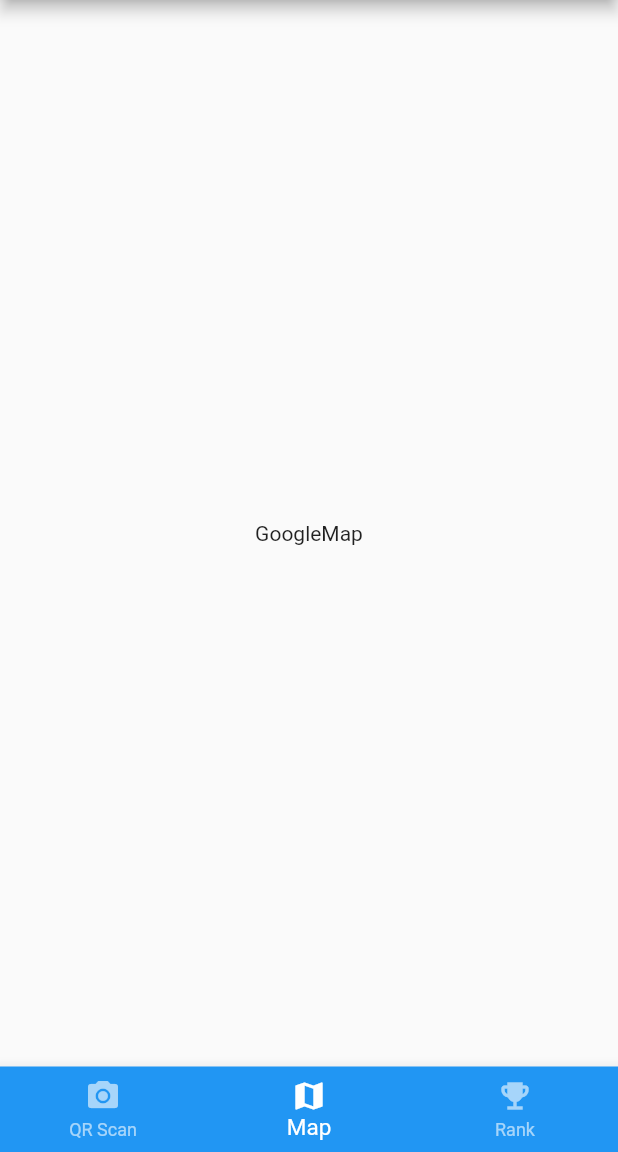
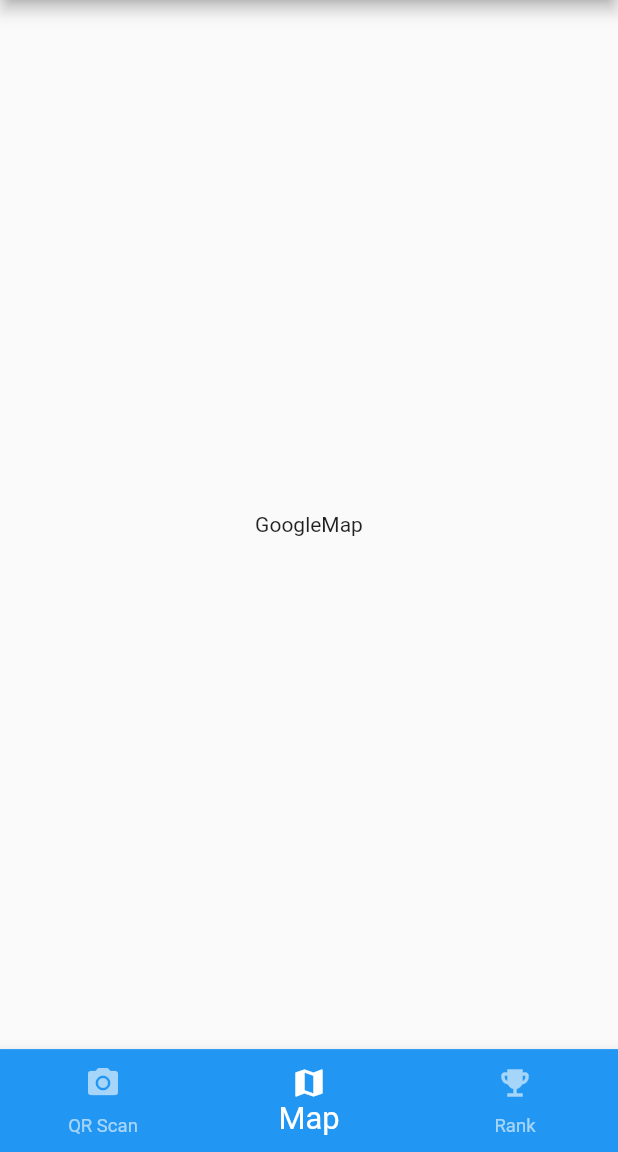
Before and after one commit to kookmin-sw/capstone-2021-3, a Flutter app: the screen it shows after launch, on a phone screen of 412 x 824 dp, the part 84-1236 px from its top. Run offline on Flutter 3.47's test engine with Material 2 defaults, Android fonts, the phone set to English and light mode, and no system bars.

Commit message:
Make height and width responsive

```diff
--- a/app/inuobus/lib/main.dart
+++ b/app/inuobus/lib/main.dart
@@ -51,17 +51,21 @@ class _Frame extends State<Frame> {
 
   @override
   Widget build(BuildContext context) {
+    final mediaQuery = MediaQuery.of(context);
     return Scaffold(
+        // 앱바
         appBar: AppBar(
           title: Text(widget.title),
         ),
+        // 내용
         body: Center(
           child: bodyCenter[selectedIndex],
         ),
+        // 네비게이션 바
         bottomNavigationBar: BottomNavigationBar(
           backgroundColor: Colors.blue,
-          selectedFontSize: 15,
-          unselectedFontSize: 12,
+          selectedFontSize: mediaQuery.size.width * 0.05,
+          unselectedFontSize: mediaQuery.size.width * 0.03,
           selectedItemColor: Colors.white,
           unselectedItemColor: Colors.white.withOpacity(.60),
           currentIndex: selectedIndex,
@@ -81,33 +85,34 @@ class _Frame extends State<Frame> {
             ),
           ],
         ),
+        // 메뉴
         endDrawer: Drawer(
             child: ListView(padding: EdgeInsets.zero, children: <Widget>[
           SizedBox(
-            height: 95,
+            height: mediaQuery.size.height * 0.2,
             child: DrawerHeader(
                 child: Row(
-                  mainAxisAlignment: MainAxisAlignment.center,
+                  mainAxisAlignment: MainAxisAlignment.start,
                   children: [Text("Somthing data want")],
                 ),
                 decoration: BoxDecoration(
                   color: Colors.blue,
                 ),
                 margin: EdgeInsets.all(0.0),
-                padding: EdgeInsets.all(0.0)),
+                padding: EdgeInsets.all(mediaQuery.size.width * 0.035)),
           ),
           ListTile(
             title: Text('Item 1'),
             onTap: () {
-              Navigator.push(
-                  context, MaterialPageRoute(builder: (context) => Item1()));
+              Navigator.push(context,
+                  MaterialPageRoute(builder: (context) => bodyCenter[3]));
             },
           ),
           ListTile(
             title: Text('Item 2'),
             onTap: () {
-              Navigator.push(
-                  context, MaterialPageRoute(builder: (context) => Item2()));
+              Navigator.push(context,
+                  MaterialPageRoute(builder: (context) => bodyCenter[4]));
             },
           ),
         ])));
```
